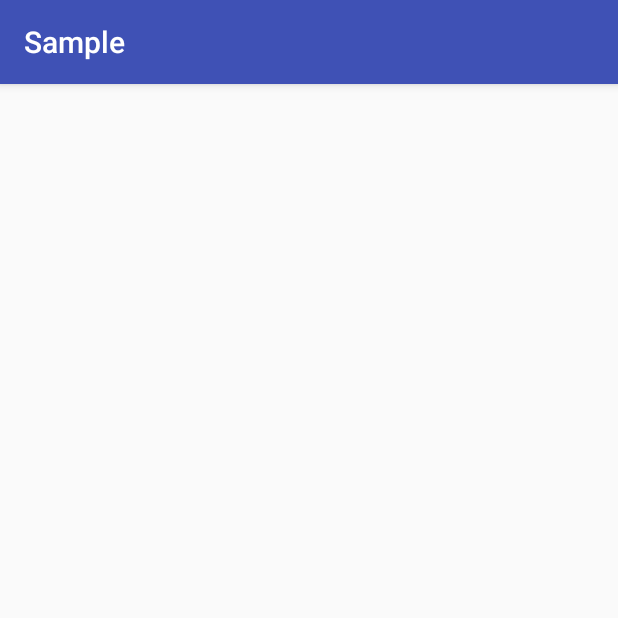
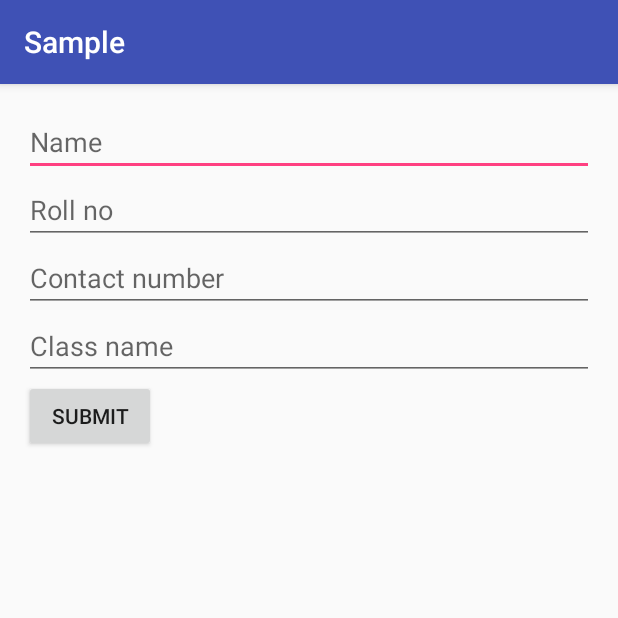
Before and after one commit to pcpatidar4488/PCPatidar, an Android app: the screen it shows after launch (Ctreatepage), after a tap on an icon or button, on a phone screen of 412 x 824 dp, the top half of it. Run offline under Robolectric (Android 15) with nearby library versions, the phone set to English and light mode, and no system bars.

Commit message:
Today work

```diff
--- a/Sample/app/src/main/AndroidManifest.xml
+++ b/Sample/app/src/main/AndroidManifest.xml
@@ -15,7 +15,8 @@
                 <category android:name="android.intent.category.LAUNCHER" />
             </intent-filter>
         </activity>
-        <activity android:name=".Ctreatepage"></activity>
+        <activity android:name=".Ctreatepage" />
+        <activity android:name=".DatabaseHelper"></activity>
     </application>
 
 </manifest>
--- a/Sample/app/src/main/java/com/example/berylsystem/sample_prash/Ctreatepage.java
+++ b/Sample/app/src/main/java/com/example/berylsystem/sample_prash/Ctreatepage.java
@@ -2,12 +2,51 @@ package com.example.berylsystem.sample_prash;
 
 import android.support.v7.app.AppCompatActivity;
 import android.os.Bundle;
+import android.view.View;
+import android.widget.Button;
+import android.widget.EditText;
+import android.widget.Toast;
 
 public class Ctreatepage extends AppCompatActivity {
+
+    EditText name,mobile_number,etclass,rollno;
+    Button save;
+
+    private DatabaseHelper databaseHelper;
 
     @Override
     protected void onCreate(Bundle savedInstanceState) {
         super.onCreate(savedInstanceState);
         setContentView(R.layout.activity_ctreatepage);
+
+        databaseHelper=new DatabaseHelper(this);
+
+        name = (EditText) findViewById(R.id.name);
+        rollno = (EditText) findViewById(R.id.rollno);
+
+        mobile_number = (EditText) findViewById(R.id.mobile_no);
+
+        etclass = (EditText) findViewById(R.id.etclass);
+
+        save = (Button) findViewById(R.id.save);
+
+        save.setOnClickListener(new View.OnClickListener() {
+            @Override
+            public void onClick(View v) {
+
+                boolean result = databaseHelper.insertData(name.getText().toString(),Integer.parseInt(rollno.getText().toString()),Integer.parseInt(mobile_number.getText().toString()),etclass.getText().toString());
+
+                if(result)
+                {
+                    Toast.makeText(Ctreatepage.this, "Data Inserted", Toast.LENGTH_SHORT).show();
+                    name.setText(" ");
+                    mobile_number.setText(" ");
+                    etclass.setText(" ");
+                    rollno.setText(" ");
+                }
+                else
+                    Toast.makeText(Ctreatepage.this, "Data not Inserted...Please try again", Toast.LENGTH_SHORT).show();
+            }
+        });
     }
-}
+    }
--- a/Sample/app/src/main/java/com/example/berylsystem/sample_prash/MainActivity.java
+++ b/Sample/app/src/main/java/com/example/berylsystem/sample_prash/MainActivity.java
@@ -1,19 +1,34 @@
 package com.example.berylsystem.sample_prash;
 
 import android.content.Intent;
+import android.database.Cursor;
+import android.support.v7.app.AlertDialog;
 import android.support.v7.app.AppCompatActivity;
 import android.os.Bundle;
 import android.view.View;
+import android.widget.Button;
 import android.widget.ImageButton;
 
 public class MainActivity extends AppCompatActivity {
+
+    DatabaseHelper databaseHelper;
+
     ImageButton imageButton;
+    Button btViewAll;
+    Button submit;
+
     @Override
     protected void onCreate(Bundle savedInstanceState) {
         super.onCreate(savedInstanceState);
         setContentView(R.layout.activity_main);
 
+        databaseHelper = new DatabaseHelper(this);
+
+        btViewAll = (Button) findViewById(R.id.btview);
         imageButton = (ImageButton) findViewById(R.id.imagebutton);
+
+        viewAll();
+
         imageButton.setOnClickListener(new View.OnClickListener() {
             @Override
             public void onClick(View view) {
@@ -22,4 +37,37 @@ public class MainActivity extends AppCompatActivity {
             }
         });
     }
+
+
+
+    public void viewAll() {
+        btViewAll.setOnClickListener(new View.OnClickListener() {
+            @Override
+            public void onClick(View view) {
+                Cursor res = databaseHelper.getAllData();
+                if (res.getCount() == 0) {
+                    //show message
+                    showMessage("Error","Nothing found");
+                    return;
+                }
+                StringBuffer buffer = new StringBuffer();
+                while (res.moveToNext()) {
+                    buffer.append("NAME :" + res.getString(0) + "\n");
+                    buffer.append("ROLL NO :" + res.getString(1) + "\n");
+                    buffer.append("MOBILE_NUMBER :" + res.getString(2) + "\n");
+                    buffer.append("CLASS :" + res.getString(3) + "\n");
+                }
+                //SHOW ALL DATA
+                showMessage("Data",buffer.toString());
+            }
+        });
+    }
+
+    public  void showMessage(String title,String Message){
+        AlertDialog.Builder builder= new AlertDialog.Builder(this);
+        builder.setCancelable(true);
+        builder.setTitle(title);
+        builder.setMessage(Message);
+        builder.show();
+    }
 }
--- a/Sample/app/src/main/res/layout/activity_ctreatepage.xml
+++ b/Sample/app/src/main/res/layout/activity_ctreatepage.xml
@@ -9,4 +9,42 @@
     android:paddingTop="@dimen/activity_vertical_margin"
     tools:context="com.example.berylsystem.sample_prash.Ctreatepage">
 
+    <EditText
+        android:id="@+id/name"
+        android:layout_width="match_parent"
+        android:layout_height="wrap_content"
+        android:inputType="text"
+        android:hint="Name"/>
+
+    <EditText
+        android:id="@+id/rollno"
+        android:layout_below="@+id/name"
+        android:layout_width="match_parent"
+        android:layout_height="wrap_content"
+        android:inputType="number"
+        android:hint="Roll no"/>
+
+    <EditText
+        android:id="@+id/mobile_no"
+        android:layout_below="@+id/rollno"
+        android:layout_width="match_parent"
+        android:layout_height="wrap_content"
+        android:inputType="phone"
+        android:hint="Contact number"/>
+
+    <EditText
+        android:id="@+id/etclass"
+        android:layout_below="@+id/mobile_no"
+        android:layout_width="match_parent"
+        android:layout_height="wrap_content"
+        android:inputType="text"
+        android:hint="Class name"/>
+
+    <Button
+        android:layout_width="wrap_content"
+        android:layout_below="@+id/etclass"
+        android:layout_height="wrap_content"
+        android:id="@+id/save"
+        android:text="SUBMIT"/>
+
 </RelativeLayout>
--- a/Sample/app/src/main/res/layout/activity_main.xml
+++ b/Sample/app/src/main/res/layout/activity_main.xml
@@ -16,5 +16,10 @@
         android:src="@drawable/pc"
         android:layout_alignParentRight="true"
         />
+    <Button
+        android:id="@+id/btview"
+        android:layout_width="wrap_content"
+        android:layout_height="wrap_content"
+        android:text="View All Data"/>
 
 </RelativeLayout>
```
Also changed, not shown: Sample/app/src/main/java/com/example/berylsystem/sample_prash/DatabaseHelper.java (added, +61 -0 lines), 1 other file.
